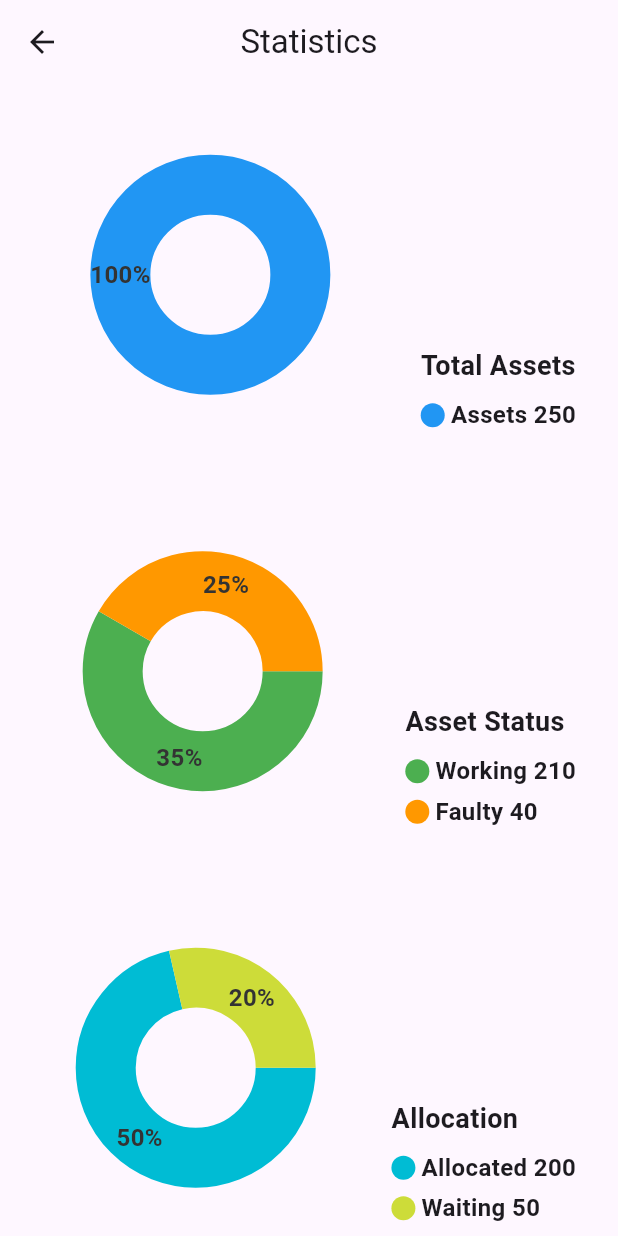
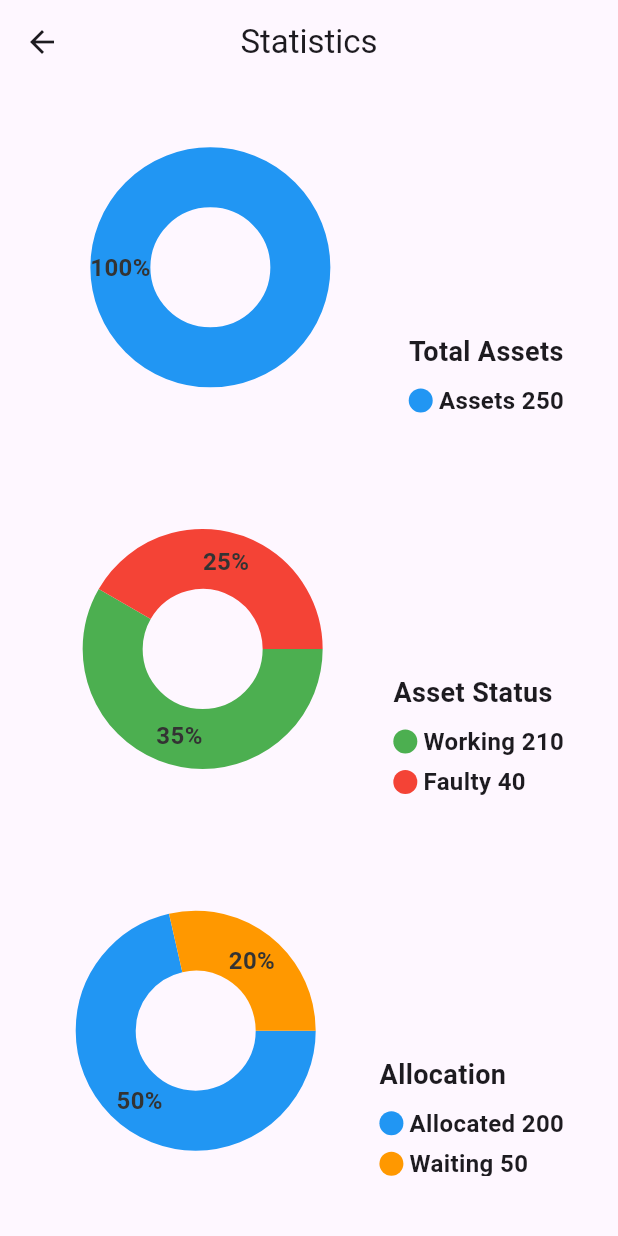
Before and after one commit to mogaya/TecTally, a Flutter app: the Test screen opened by its route, on a phone screen of 412 x 824 dp. Run offline on Flutter 3.47's test engine with Material 3 defaults, Android fonts, the light colour scheme and no system bars; drawn by our look-alikes of fl_chart; our stand-ins replace curved_navigation_bar, get, smooth_page_indicator.

Commit message:
Statistics page modified

```diff
--- a/tectally_app/lib/views/pages/test.dart
+++ b/tectally_app/lib/views/pages/test.dart
@@ -14,16 +14,19 @@ class PieChart2State extends State<Test> {
   int touchedIndex1 = -1;
   int touchedIndex2 = -1;
   int touchedIndex3 = -1;
+  int touchedIndex4 = -1;
+  int touchedIndex5 = -1;
 
   @override
   Widget build(BuildContext context) {
-    return Center(
-      child: Scaffold(
-        appBar: AppBar(
-          centerTitle: true,
-          title: const Text("Statistics"),
-        ),
-        body: SingleChildScrollView(
+    return Scaffold(
+      appBar: AppBar(
+        centerTitle: true,
+        title: const Text("Statistics"),
+      ),
+      body: Padding(
+        padding: const EdgeInsets.fromLTRB(8, 0, 8, 40),
+        child: SingleChildScrollView(
           child: Column(
             children: [
               buildPieChart(
@@ -44,7 +47,7 @@ class PieChart2State extends State<Test> {
                 assetStatus(),
                 buildIndicators([
                   {'color': Colors.green, 'text': 'Working 210'},
-                  {'color': Colors.orange, 'text': 'Faulty 40'},
+                  {'color': Colors.red, 'text': 'Faulty 40'},
                 ]),
                 'Asset Status',
               ),
@@ -56,10 +59,30 @@ class PieChart2State extends State<Test> {
                 (index) => setState(() => touchedIndex3 = index),
                 allocation(),
                 buildIndicators([
-                  {'color': Colors.cyan, 'text': 'Allocated 200'},
-                  {'color': Colors.lime, 'text': 'Waiting 50'},
+                  {'color': Colors.blue, 'text': 'Allocated 200'},
+                  {'color': Colors.orange, 'text': 'Waiting 50'},
                 ]),
                 'Allocation',
+              ),
+              buildPieChart(
+                touchedIndex4,
+                (index) => setState(() => touchedIndex4 = index),
+                licences(),
+                buildIndicators([
+                  {'color': Colors.pink, 'text': 'Allocated 200'},
+                  {'color': Colors.amber, 'text': 'Waiting 50'},
+                ]),
+                'Licenses',
+              ),
+              buildPieChart(
+                touchedIndex5,
+                (index) => setState(() => touchedIndex5 = index),
+                expenses(),
+                buildIndicators([
+                  {'color': Colors.purple, 'text': 'Allocated 200'},
+                  {'color': Colors.teal, 'text': 'Waiting 50'},
+                ]),
+                'Expenses',
               ),
             ],
           ),
@@ -185,7 +208,7 @@ class PieChart2State extends State<Test> {
           );
         case 1:
           return PieChartSectionData(
-            color: Colors.orange,
+            color: Colors.red,
             value: 25,
             title: '25%',
             radius: radius,
@@ -202,6 +225,7 @@ class PieChart2State extends State<Test> {
     });
   }
 
+// Allocation Data
   List<PieChartSectionData> allocation() {
     return List.generate(2, (i) {
       final isTouched = i == touchedIndex3;
@@ -210,7 +234,7 @@ class PieChart2State extends State<Test> {
       switch (i) {
         case 0:
           return PieChartSectionData(
-            color: Colors.cyan,
+            color: Colors.blue,
             value: 50,
             title: '50%',
             radius: radius,
@@ -222,7 +246,83 @@ class PieChart2State extends State<Test> {
           );
         case 1:
           return PieChartSectionData(
-            color: Colors.lime,
+            color: Colors.orange,
+            value: 20,
+            title: '20%',
+            radius: radius,
+            titleStyle: TextStyle(
+              fontSize: fontSize,
+              fontWeight: FontWeight.bold,
+              color: textColor,
+            ),
+          );
+
+        default:
+          throw Error();
+      }
+    });
+  }
+
+  // Allocation Data
+  List<PieChartSectionData> licences() {
+    return List.generate(2, (i) {
+      final isTouched = i == touchedIndex4;
+      final fontSize = isTouched ? 25.0 : 16.0;
+      final radius = isTouched ? 50.0 : 40.0;
+      switch (i) {
+        case 0:
+          return PieChartSectionData(
+            color: Colors.pink,
+            value: 50,
+            title: '50%',
+            radius: radius,
+            titleStyle: TextStyle(
+              fontSize: fontSize,
+              fontWeight: FontWeight.bold,
+              color: textColor,
+            ),
+          );
+        case 1:
+          return PieChartSectionData(
+            color: Colors.amber,
+            value: 20,
+            title: '20%',
+            radius: radius,
+            titleStyle: TextStyle(
+              fontSize: fontSize,
+              fontWeight: FontWeight.bold,
+              color: textColor,
+            ),
+          );
+
+        default:
+          throw Error();
+      }
+    });
+  }
+
+  // Allocation Data
+  List<PieChartSectionData> expenses() {
+    return List.generate(2, (i) {
+      final isTouched = i == touchedIndex5;
+      final fontSize = isTouched ? 25.0 : 16.0;
+      final radius = isTouched ? 50.0 : 40.0;
+      switch (i) {
+        case 0:
+          return PieChartSectionData(
+            color: Colors.purple,
+            value: 50,
+            title: '50%',
+            radius: radius,
+            titleStyle: TextStyle(
+              fontSize: fontSize,
+              fontWeight: FontWeight.bold,
+              color: textColor,
+            ),
+          );
+        case 1:
+          return PieChartSectionData(
+            color: Colors.teal,
             value: 20,
             title: '20%',
             radius: radius,
```
